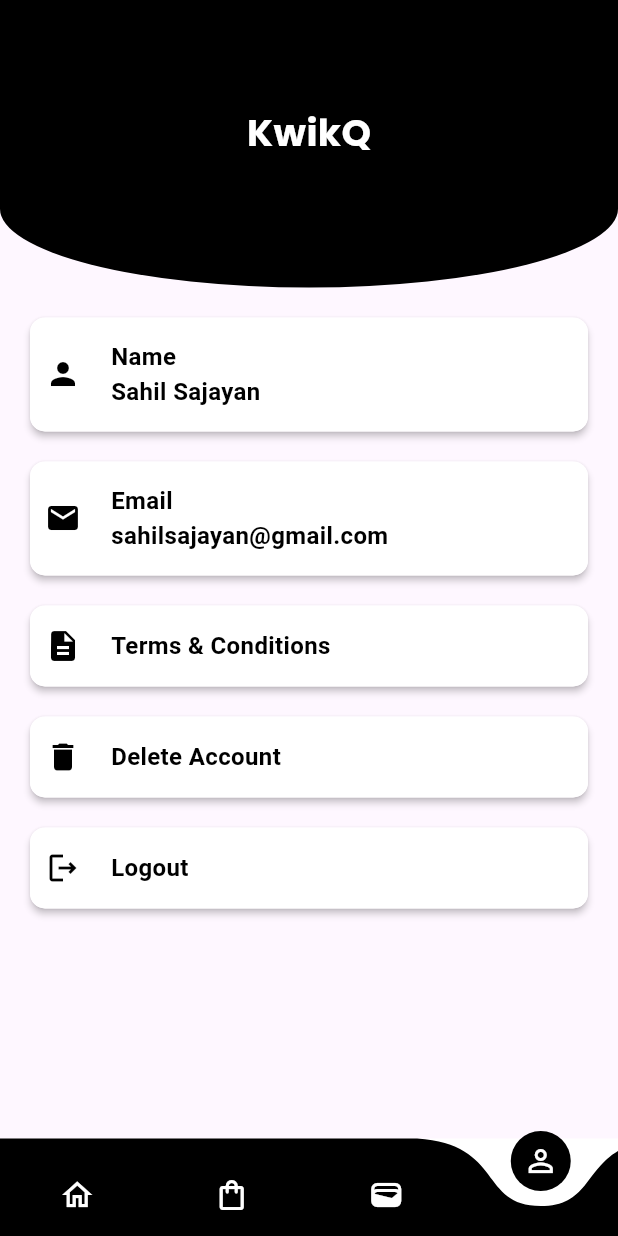
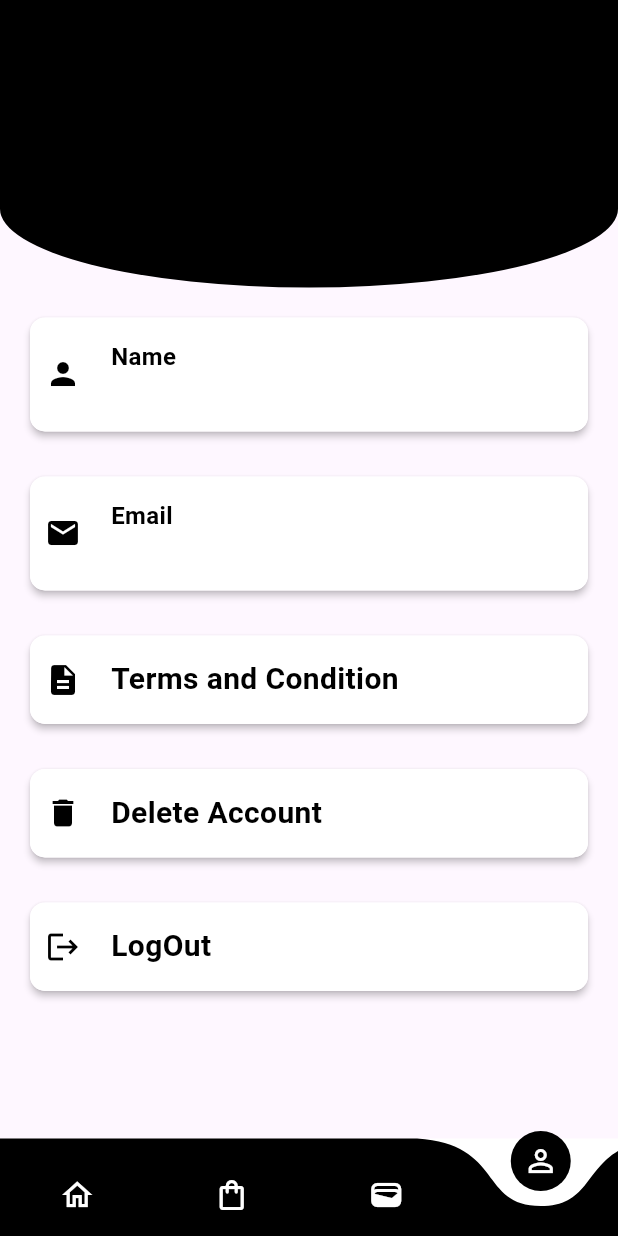
Before and after one commit to Sahil-ongit/kwikq_app, a Flutter app: the screen it shows once a user with an empty profile is signed in, item 4 of the bottom bar chosen, on a phone screen of 412 x 824 dp. Run offline on Flutter 3.47's test engine with Material 3 defaults, Android fonts, the phone set to English and light mode, and no system bars; drawn by our look-alikes of curved_navigation_bar; our stand-ins replace cloud_firestore, firebase_auth, firebase_core, firebase_storage, get, google_fonts and 3 more; accounts and stored records are empty.

Commit message:
7th commit

```diff
--- a/kwikq_app/lib/main.dart
+++ b/kwikq_app/lib/main.dart
@@ -1,6 +1,7 @@
 import 'package:firebase_core/firebase_core.dart';
 import 'package:flutter/material.dart';
 import 'package:get/get.dart';
+import 'package:kwikq_app/admin/admin_login.dart';
 import 'package:kwikq_app/firebase_options.dart';
 import 'package:kwikq_app/pages/auth_page.dart';
 
--- a/kwikq_app/lib/pages/Profile.dart
+++ b/kwikq_app/lib/pages/Profile.dart
@@ -1,4 +1,12 @@
+import 'dart:io';
+
+import 'package:firebase_storage/firebase_storage.dart';
 import 'package:flutter/material.dart';
+
+import 'package:image_picker/image_picker.dart';
+import 'package:kwikq_app/services/auth.dart';
+import 'package:kwikq_app/services/shared_pref.dart';
+import 'package:random_string/random_string.dart';
 
 class Profile extends StatefulWidget {
   const Profile({super.key});
@@ -8,10 +16,30 @@ class Profile extends StatefulWidget {
 }
 
 class _ProfileState extends State<Profile> {
+  String? profile, name, email;
+
+  getthesharedpref() async {
+
+    name = await SharedPreferenceHelper().getUserName();
+    email = await SharedPreferenceHelper().getUserEmail();
+    setState(() {});
+  }
+
+  onthisload() async {
+    await getthesharedpref();
+    setState(() {});
+  }
+
+  @override
+  void initState() {
+    onthisload();
+    super.initState();
+  }
+
   @override
   Widget build(BuildContext context) {
     return Scaffold(
-      body: Container(
+      body: name==null? CircularProgressIndicator(): Container(
         child: Column(
           children: [
             Stack(
@@ -27,24 +55,22 @@ class _ProfileState extends State<Profile> {
                               MediaQuery.of(context).size.width, 105.0))),
                 ),
 
-              Center(
-                child: Padding(
+                Padding(
                   padding: EdgeInsets.only(top: 70.0),
                   child: Row(
                     mainAxisAlignment: MainAxisAlignment.center,
                     children: [
                       Text(
-                        "KwikQ",
+                        name!,
                         style: TextStyle(
                             color: Colors.white,
-                            fontSize: 25.0,
+                            fontSize: 23.0,
                             fontWeight: FontWeight.bold,
                             fontFamily: 'Poppins'),
-                      )
+                      ),
                     ],
                   ),
                 ),
-              )
               ],
             ),
             SizedBox(
@@ -65,7 +91,10 @@ class _ProfileState extends State<Profile> {
                       borderRadius: BorderRadius.circular(10)),
                   child: Row(
                     children: [
-                    Icon(Icons.person, color: Colors.black),
+                      Icon(
+                        Icons.person,
+                        color: Colors.black,
+                      ),
                       SizedBox(
                         width: 20.0,
                       ),
@@ -80,12 +109,12 @@ class _ProfileState extends State<Profile> {
                                 fontWeight: FontWeight.w600),
                           ),
                           Text(
-                          "Sahil Sajayan",
+                            name!,
                             style: TextStyle(
                                 color: Colors.black,
                                 fontSize: 16.0,
                                 fontWeight: FontWeight.w600),
-                        ),
+                          )
                         ],
                       )
                     ],
@@ -94,7 +123,7 @@ class _ProfileState extends State<Profile> {
               ),
             ),
             SizedBox(
-            height: 20.0,
+              height: 30.0,
             ),
             Container(
               margin: EdgeInsets.symmetric(horizontal: 20.0),
@@ -111,7 +140,10 @@ class _ProfileState extends State<Profile> {
                       borderRadius: BorderRadius.circular(10)),
                   child: Row(
                     children: [
-                    Icon(Icons.email, color: Colors.black),
+                      Icon(
+                        Icons.email,
+                        color: Colors.black,
+                      ),
                       SizedBox(
                         width: 20.0,
                       ),
@@ -126,12 +158,12 @@ class _ProfileState extends State<Profile> {
                                 fontWeight: FontWeight.w600),
                           ),
                           Text(
-                          "sahilsajayan@gmail.com",
+                           email!,
                             style: TextStyle(
                                 color: Colors.black,
                                 fontSize: 16.0,
                                 fontWeight: FontWeight.w600),
-                        ),
+                          )
                         ],
                       )
                     ],
@@ -140,7 +172,7 @@ class _ProfileState extends State<Profile> {
               ),
             ),
             SizedBox(
-            height: 20.0,
+              height: 30.0,
             ),
             Container(
               margin: EdgeInsets.symmetric(horizontal: 20.0),
@@ -157,7 +189,10 @@ class _ProfileState extends State<Profile> {
                       borderRadius: BorderRadius.circular(10)),
                   child: Row(
                     children: [
-                    Icon(Icons.description, color: Colors.black),
+                      Icon(
+                        Icons.description,
+                        color: Colors.black,
+                      ),
                       SizedBox(
                         width: 20.0,
                       ),
@@ -165,12 +200,12 @@ class _ProfileState extends State<Profile> {
                         crossAxisAlignment: CrossAxisAlignment.start,
                         children: [
                           Text(
-                          "Terms & Conditions",
+                            "Terms and Condition",
                             style: TextStyle(
                                 color: Colors.black,
-                              fontSize: 16.0,
+                                fontSize: 20.0,
                                 fontWeight: FontWeight.w600),
-                        ),
+                          )
                         ],
                       )
                     ],
@@ -179,9 +214,13 @@ class _ProfileState extends State<Profile> {
               ),
             ),
             SizedBox(
-            height: 20.0,
+              height: 30.0,
             ),
-          Container(
+            GestureDetector(
+              onTap: (){
+                AuthMethods().deleteuser();
+              },
+              child: Container(
                 margin: EdgeInsets.symmetric(horizontal: 20.0),
                 child: Material(
                   borderRadius: BorderRadius.circular(10),
@@ -196,7 +235,10 @@ class _ProfileState extends State<Profile> {
                         borderRadius: BorderRadius.circular(10)),
                     child: Row(
                       children: [
-                    Icon(Icons.delete, color: Colors.black),
+                        Icon(
+                          Icons.delete,
+                          color: Colors.black,
+                        ),
                         SizedBox(
                           width: 20.0,
                         ),
@@ -207,9 +249,9 @@ class _ProfileState extends State<Profile> {
                               "Delete Account",
                               style: TextStyle(
                                   color: Colors.black,
-                              fontSize: 16.0,
+                                  fontSize: 20.0,
                                   fontWeight: FontWeight.w600),
-                        ),
+                            )
                           ],
                         )
                       ],
@@ -217,10 +259,15 @@ class _ProfileState extends State<Profile> {
                   ),
                 ),
               ),
+            ),
             SizedBox(
-            height: 20.0,
+              height: 30.0,
             ),
-          Container(
+            GestureDetector(
+              onTap: (){
+                AuthMethods().SignOut();
+              },
+              child: Container(
                 margin: EdgeInsets.symmetric(horizontal: 20.0),
                 child: Material(
                   borderRadius: BorderRadius.circular(10),
@@ -235,7 +282,10 @@ class _ProfileState extends State<Profile> {
                         borderRadius: BorderRadius.circular(10)),
                     child: Row(
                       children: [
-                    Icon(Icons.logout_outlined, color: Colors.black),
+                        Icon(
+                          Icons.logout,
+                          color: Colors.black,
+                        ),
                         SizedBox(
                           width: 20.0,
                         ),
@@ -243,12 +293,12 @@ class _ProfileState extends State<Profile> {
                           crossAxisAlignment: CrossAxisAlignment.start,
                           children: [
                             Text(
-                          "Logout",
+                              "LogOut",
                               style: TextStyle(
                                   color: Colors.black,
-                              fontSize: 16.0,
+                                  fontSize: 20.0,
                                   fontWeight: FontWeight.w600),
-                        ),
+                            )
                           ],
                         )
                       ],
@@ -256,8 +306,10 @@ class _ProfileState extends State<Profile> {
                   ),
                 ),
               ),
+            )
           ],
-      )),
+        ),
+      ),
     );
   }
 }
--- a/kwikq_app/lib/services/database.dart
+++ b/kwikq_app/lib/services/database.dart
@@ -21,10 +21,7 @@ class DatabaseMethods {
   }
 
   Future<Stream<QuerySnapshot>> getFoodItem(String name) async {
-    return await FirebaseFirestore.instance
-        .collection(name)
-
-        .snapshots();
+    return await FirebaseFirestore.instance.collection(name).snapshots();
   }
 
   Future addFoodToCart(Map<String, dynamic> userInFoMap, String id) async {
```
Also changed, not shown: kwikq_app/lib/admin/Add_food.dart (+32 -9 lines), kwikq_app/lib/pages/home.dart (+64 -52 lines), kwikq_app/lib/pages/login.dart (+6 -6 lines). Lines whose indentation alone changed are shown as unchanged.
